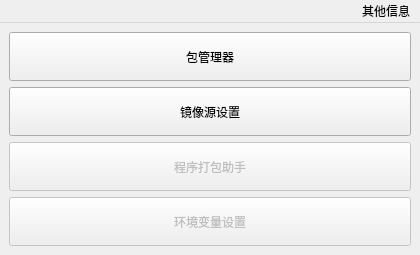
hrpzcf/AwesomePyKit, file interface/MainInterface.ui: the form before one commit.
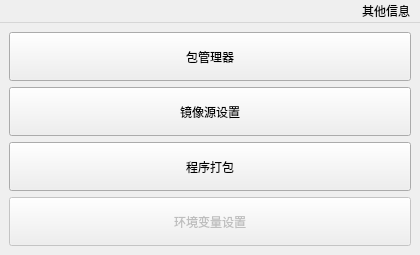
The form after the commit.

Diff of the .ui file:
```diff
--- a/interface/MainInterface.ui
+++ b/interface/MainInterface.ui
@@ -67,10 +67,7 @@
        </widget>
       </item>
       <item>
-       <widget class="QPushButton" name="pushButton">
-        <property name="enabled">
-         <bool>false</bool>
-        </property>
+       <widget class="QPushButton" name="pb_pyi_tool">
         <property name="sizePolicy">
          <sizepolicy hsizetype="Minimum" vsizetype="Minimum">
           <horstretch>0</horstretch>
@@ -81,7 +78,7 @@
          <string>使用PyInstaller将py程序打包成exe可执行文件。</string>
         </property>
         <property name="text">
-         <string>程序打包助手</string>
+         <string>程序打包</string>
         </property>
        </widget>
       </item>
```
